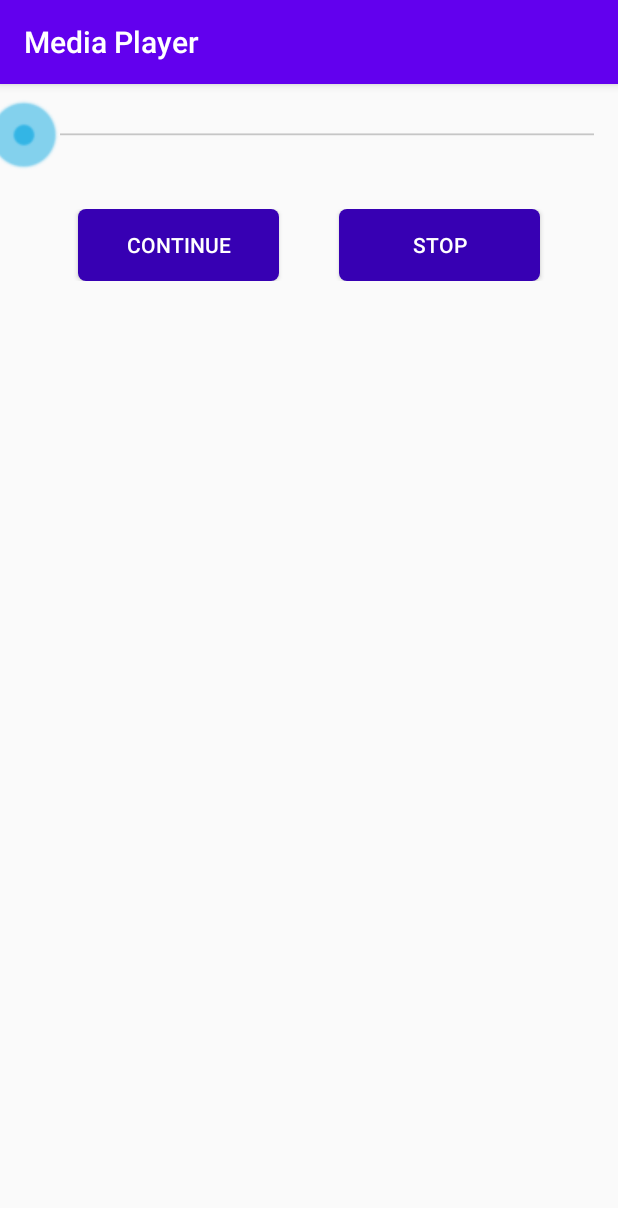
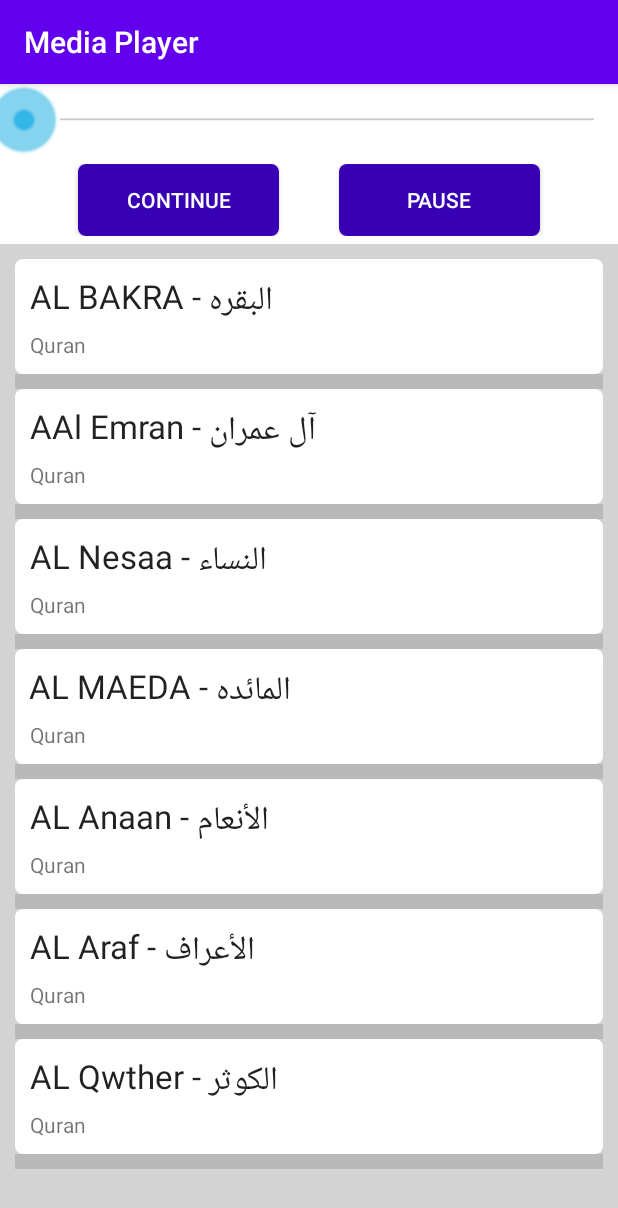
Before and after one commit to Nada-Nasser/Audio-Player, an Android app: the screen it shows after launch (MainActivity), on a phone screen of 412 x 824 dp. Shown: the top 1208 px of the screen. Run offline under Robolectric (Android 15) with nearby library versions, the phone set to English and light mode, and no system bars.

Commit message:
add Media player features

```diff
--- a/app/src/main/AndroidManifest.xml
+++ b/app/src/main/AndroidManifest.xml
@@ -1,6 +1,8 @@
 <?xml version="1.0" encoding="utf-8"?>
 <manifest xmlns:android="http://schemas.android.com/apk/res/android"
     package="com.example.mediaplayer">
+
+    <uses-permission android:name="android.permission.INTERNET"></uses-permission>
 
     <application
         android:allowBackup="true"
--- a/app/src/main/java/com/example/mediaplayer/MainActivity.java
+++ b/app/src/main/java/com/example/mediaplayer/MainActivity.java
@@ -1,17 +1,161 @@
 package com.example.mediaplayer;
+
+import android.media.MediaPlayer;
+import android.os.Bundle;
+import android.view.LayoutInflater;
+import android.view.View;
+import android.view.ViewGroup;
+import android.widget.AdapterView;
+import android.widget.BaseAdapter;
+import android.widget.ListView;
+import android.widget.SeekBar;
+import android.widget.TextView;
+import android.widget.Toast;
 
 import androidx.appcompat.app.AppCompatActivity;
 
-import android.os.Bundle;
+import java.io.IOException;
+import java.util.ArrayList;
 
-public class MainActivity extends AppCompatActivity {
+public class MainActivity extends AppCompatActivity
+{
+    SeekBar songSeekBar;
+    ListView listView;
+
+    ArrayList<SongInfo> songsList;
+    ListAdapter listAdapter;
+
+    MediaPlayer mediaPlayer;
 
     @Override
-    protected void onCreate(Bundle savedInstanceState) {
+    protected void onCreate(Bundle savedInstanceState)
+    {
         super.onCreate(savedInstanceState);
         setContentView(R.layout.activity_main);
 
-        //4455666546
+        songsList = new ArrayList<>();
+        songSeekBar = findViewById(R.id.SONG_SEEK_BAR);
+        listView = findViewById(R.id.SONG_LIST_VIEW);
+        listAdapter = new ListAdapter(songsList);
+        listView.setAdapter(listAdapter);
+        getSongs();
+
+        listView.setOnItemClickListener(new AdapterView.OnItemClickListener() {
+            @Override
+            public void onItemClick(AdapterView<?> parent, View view, int position, long id)
+            {
+                if(mediaPlayer!=null)
+                {
+                    mediaPlayer.stop();
+                }
+
+                SongInfo songInfo=songsList.get(position);
+                mediaPlayer=new MediaPlayer();
+                try {
+                    mediaPlayer.setDataSource(songInfo.getPath());
+                    mediaPlayer.prepare();
+                    mediaPlayer.start();
+                    songSeekBar.setMax(mediaPlayer.getDuration());
+                } catch (IOException e) {
+                    e.printStackTrace();
+                    Toast.makeText(getApplicationContext(),"Make sure there is internet connetion",Toast.LENGTH_LONG).show();
+                }
+
+
+            }
+        });
+
+        myThread thread = new myThread();
+        thread.start();
 
     }
+
+    public  void getSongs()
+    {
+        songsList.clear();
+        songsList.add(new SongInfo("https://server12.mp3quran.net/tblawi/002.mp3","البقره - AL BAKRA","Quran","محمد الطبلاوي"));
+        songsList.add(new SongInfo("https://server12.mp3quran.net/tblawi/003.mp3","آل عمران - AAl Emran","Quran","محمد الطبلاوي"));
+        songsList.add(new SongInfo("https://server12.mp3quran.net/tblawi/004.mp3","النساء - AL Nesaa","Quran","محمد الطبلاوي"));
+        songsList.add(new SongInfo("https://server12.mp3quran.net/tblawi/005.mp3","المائده - AL MAEDA","Quran","محمد الطبلاوي"));
+        songsList.add(new SongInfo("https://server12.mp3quran.net/tblawi/006.mp3","الأنعام - AL Anaan","Quran","محمد الطبلاوي"));
+        songsList.add(new SongInfo("https://server12.mp3quran.net/tblawi/007.mp3","الأعراف - AL Araf","Quran","محمد الطبلاوي"));
+        songsList.add(new SongInfo("https://server12.mp3quran.net/tblawi/108.mp3","AL Qwther - الكوثر" , "Quran","محمد الطبلاوي"));
+        listAdapter.notifyDataSetChanged();
+    }
+
+    public void onClickContinueButton(View view)
+    {
+        mediaPlayer.start();
+    }
+
+    public void onClickStopButton(View view)
+    {
+        mediaPlayer.pause();
+    }
+
+    class ListAdapter extends BaseAdapter
+    {
+        ArrayList<SongInfo> songsList;
+
+        public ListAdapter(ArrayList<SongInfo> songsList) {
+            this.songsList = songsList;
+        }
+
+        @Override
+        public int getCount() {
+            return songsList.size();
+        }
+
+        @Override
+        public Object getItem(int i) {
+            return songsList.indexOf(i);
+        }
+
+        @Override
+        public long getItemId(int i) {
+            return i;
+        }
+
+        @Override
+        public View getView(int i, View view, ViewGroup viewGroup)
+        {
+            LayoutInflater inflater = getLayoutInflater();
+            View songsView = inflater.inflate(R.layout.list_item_layout,null);
+
+            final SongInfo songItem = songsList.get(i);
+
+            TextView songNameTextView = songsView.findViewById(R.id.SONG_NAME);
+            TextView songTypeTextView = songsView.findViewById(R.id.SONG_TYPE);
+
+            songNameTextView.setText(songItem.getSongName());
+            songTypeTextView.setText(songItem.getAlbumName());
+
+            return songsView;
+        }
+    }
+
+    class myThread extends Thread
+    {
+        @Override
+        public void run() {
+            while (true) {
+                try {
+                    Thread.sleep(1000);
+                } catch (InterruptedException e) {
+                    e.printStackTrace();
+                }
+
+                runOnUiThread(new Runnable() {
+                    @Override
+                    public void run() {
+                        if (mediaPlayer != null) {
+                            int progress = mediaPlayer.getCurrentPosition();
+                            songSeekBar.setProgress(progress);
+                        }
+                    }
+                });
+            }
+        }
+    }
+
 }
--- /dev/null
+++ b/app/src/main/java/com/example/mediaplayer/SongInfo.java
@@ -0,0 +1,82 @@
+package com.example.mediaplayer;
+
+import android.os.Build;
+
+import java.util.Objects;
+
+public class SongInfo
+{
+    private String path;
+    private String songName;
+    private String albumName;
+    private String artistName;
+
+    public SongInfo(String path, String songName, String albumName, String artistName) {
+        this.path = path;
+        this.songName = songName;
+        this.albumName = albumName;
+        this.artistName = artistName;
+    }
+
+    @Override
+    public String toString() {
+        return "SongInfo{" +
+                "path='" + path + '\'' +
+                ", songName='" + songName + '\'' +
+                ", albumName='" + albumName + '\'' +
+                ", artistName='" + artistName + '\'' +
+                '}';
+    }
+
+    @Override
+    public boolean equals(Object o) {
+        if (this == o) return true;
+        if (!(o instanceof SongInfo)) return false;
+        SongInfo songInfo = (SongInfo) o;
+        return getPath().equals(songInfo.getPath()) &&
+                getSongName().equals(songInfo.getSongName()) &&
+                getAlbumName().equals(songInfo.getAlbumName()) &&
+                getArtistName().equals(songInfo.getArtistName());
+    }
+
+    @Override
+    public int hashCode() {
+        if (Build.VERSION.SDK_INT >= Build.VERSION_CODES.KITKAT) {
+            return Objects.hash(getPath(), getSongName(), getAlbumName(), getArtistName());
+        }
+        else
+            return 0;
+    }
+
+    public String getPath() {
+        return path;
+    }
+
+    public void setPath(String path) {
+        this.path = path;
+    }
+
+    public String getSongName() {
+        return songName;
+    }
+
+    public void setSongName(String songName) {
+        this.songName = songName;
+    }
+
+    public String getAlbumName() {
+        return albumName;
+    }
+
+    public void setAlbumName(String albumName) {
+        this.albumName = albumName;
+    }
+
+    public String getArtistName() {
+        return artistName;
+    }
+
+    public void setArtistName(String artistName) {
+        this.artistName = artistName;
+    }
+}
--- a/app/src/main/res/layout/activity_main.xml
+++ b/app/src/main/res/layout/activity_main.xml
@@ -6,24 +6,24 @@
     android:layout_width="match_parent"
     android:layout_height="match_parent"
     tools:context=".MainActivity"
-    android:orientation="vertical">
+    android:orientation="vertical"
+    android:background="#d4d3d3">
 
     <SeekBar
-        android:layout_marginTop="10dp"
-        android:layout_marginBottom="10dp"
-        android:id="@+id/seekBar1"
+        android:background="#fff"
+        android:id="@+id/SONG_SEEK_BAR"
         android:layout_width="match_parent"
         android:layout_height="wrap_content"
         android:progressDrawable="@drawable/red_scrubber_progress"
         android:thumb="@drawable/red_scrubber_control" />
 
     <LinearLayout
-        android:layout_marginTop="10dp"
         android:layout_width="match_parent"
         android:layout_height="wrap_content"
         android:weightSum="4"
         android:gravity="center"
-        android:padding="5dp">
+        android:padding="5dp"
+        android:background="#fff">
 
         <Button
             android:layout_marginRight="20dp"
@@ -32,7 +32,8 @@
             android:layout_height="wrap_content"
             android:text="Continue"
             android:textColor="#fff"
-            android:background="@drawable/button_style"/>
+            android:background="@drawable/button_style"
+            android:onClick="onClickContinueButton"/>
 
 
         <Button
@@ -40,15 +41,18 @@
             android:layout_weight="1"
             android:layout_width="wrap_content"
             android:layout_height="wrap_content"
-            android:text="Stop"
+            android:text="Pause"
             android:textColor="#fff"
-            android:background="@drawable/button_style"/>
+            android:background="@drawable/button_style"
+            android:onClick="onClickStopButton"/>
     </LinearLayout>
 
     <ListView
+        android:layout_margin="10dp"
+        android:id="@+id/SONG_LIST_VIEW"
         android:layout_marginTop="10dp"
         android:layout_width="match_parent"
-        android:layout_height="wrap_content"
-        android:dividerHeight="10dp"/>
+        android:layout_height="match_parent"
+        android:dividerHeight="10dp" />
 
 </LinearLayout>
--- a/app/src/main/res/layout/list_item_layout.xml
+++ b/app/src/main/res/layout/list_item_layout.xml
@@ -7,5 +7,20 @@
     android:background="@drawable/list_item_style">
 
 
+    <TextView
+        android:gravity="left"
+        android:id="@+id/SONG_NAME"
+        android:layout_width="match_parent"
+        android:layout_height="wrap_content"
+        android:text="Name"
+        android:textAppearance="@style/TextAppearance.AppCompat.Large"/>
+
+    <TextView
+        android:gravity="left"
+        android:id="@+id/SONG_TYPE"
+        android:layout_width="match_parent"
+        android:layout_height="wrap_content"
+        android:text="Type"
+        android:textAppearance="@style/TextAppearance.AppCompat.Small"/>
 
 </LinearLayout>
```
